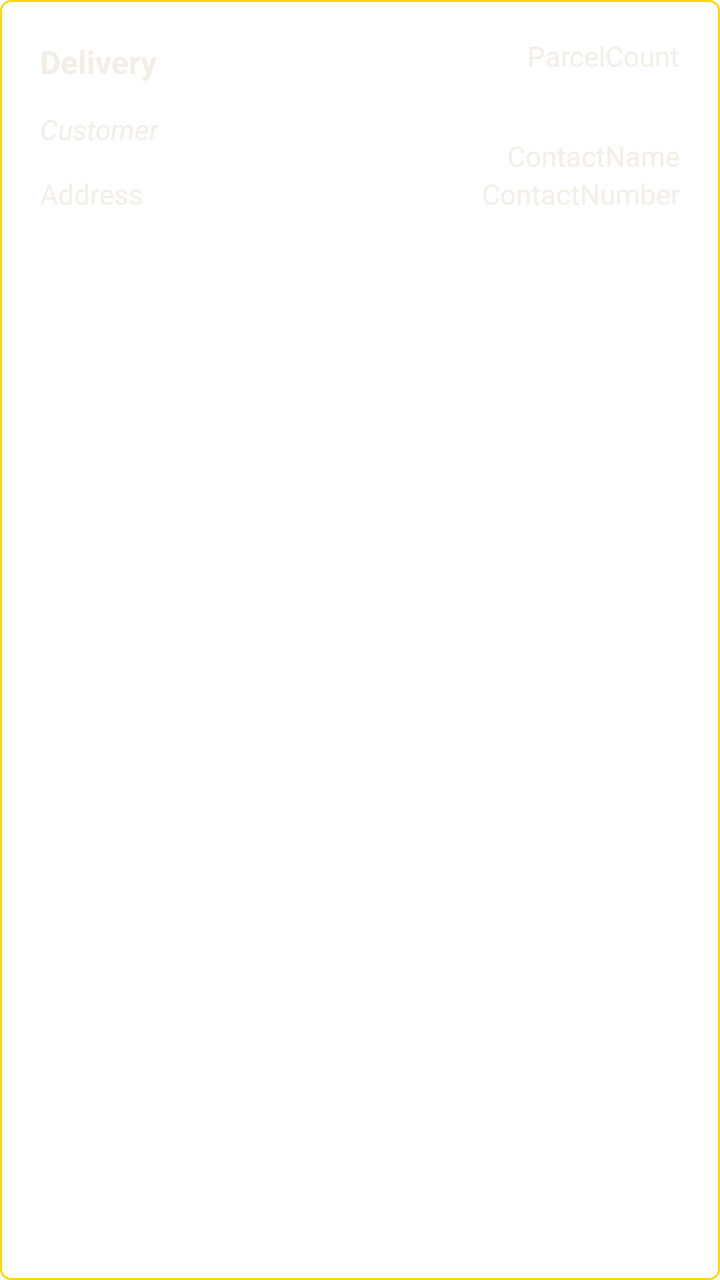
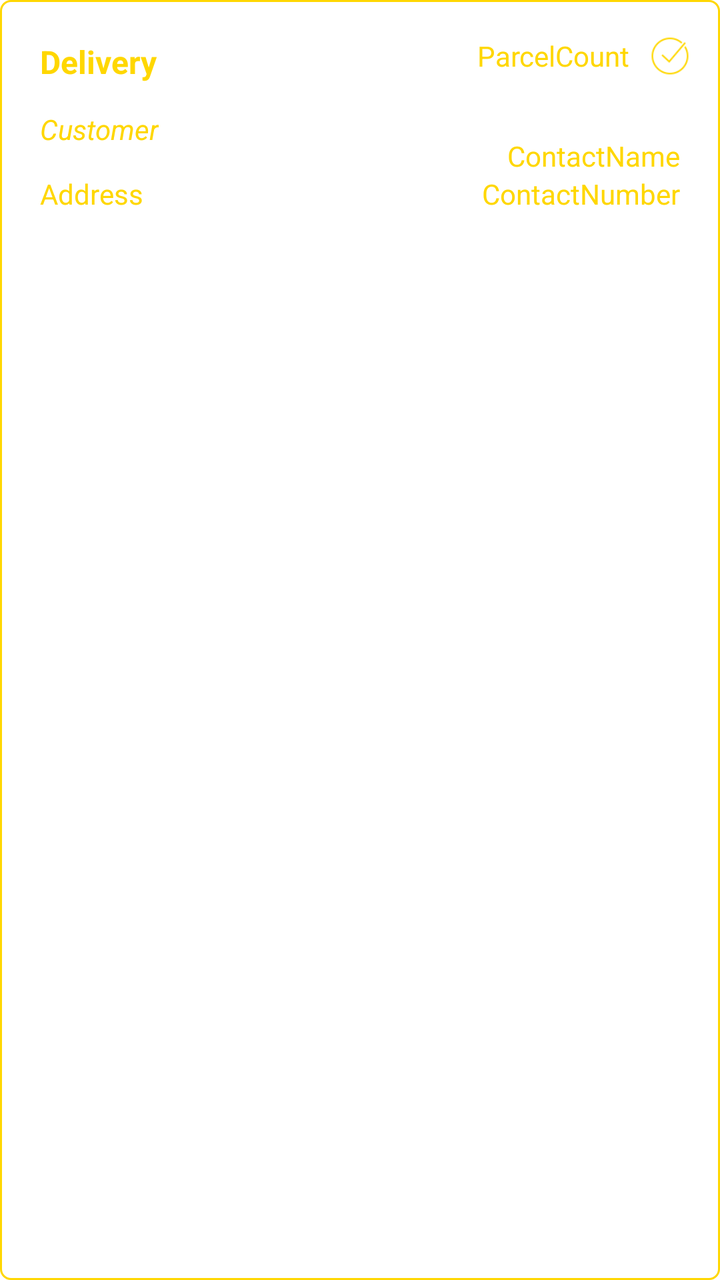

Compare the two renders of this Android layout. The source of the first and the diff that turns it into the second are given below.
<!-- AndroidManifest.xml: application theme MaterialActionBar -->
<!-- res/layout/item_detail_delivery_completed.xml -->
<?xml version="1.0" encoding="utf-8"?>
<androidx.constraintlayout.widget.ConstraintLayout xmlns:android="http://schemas.android.com/apk/res/android"
    xmlns:app="http://schemas.android.com/apk/res-auto"
    xmlns:tools="http://schemas.android.com/tools"
    android:layout_width="match_parent"
    android:layout_height="wrap_content"
    android:foreground="?android:attr/selectableItemBackground"
    android:background="@drawable/border_delivery_completed"
    android:padding="7dp"
    android:layout_marginBottom="10dp">

    <TextView
        android:id="@+id/textViewDetailDeliveryName"
        android:layout_width="0dp"
        android:layout_height="wrap_content"
        android:paddingTop="13dp"
        android:paddingStart="13dp"
        android:paddingBottom="6.5dp"
        android:text="Delivery"
        android:textColor="@color/pearl"
        android:textSize="16sp"
        android:textStyle="bold"
        app:layout_constraintEnd_toStartOf="@+id/textViewDetailParcelCount"
        app:layout_constraintStart_toStartOf="parent"
        app:layout_constraintTop_toTopOf="parent" />

    <TextView
        android:id="@+id/textViewDetailParcelCount"
        android:layout_width="wrap_content"
        android:layout_height="wrap_content"
        android:layout_marginEnd="13dp"
        android:text="ParcelCount"
        android:textColor="@color/pearl"
        app:layout_constraintBottom_toBottomOf="@+id/textViewDetailDeliveryName"
        app:layout_constraintEnd_toEndOf="parent"
        app:layout_constraintTop_toTopOf="@+id/textViewDetailDeliveryName" />

    <TextView
        android:id="@+id/textViewDetailCustomer"
        android:layout_width="0dp"
        android:layout_height="wrap_content"
        android:padding="6.5dp"
        android:paddingStart="13dp"
        android:text="Customer"
        android:textColor="@color/pearl"
        android:textStyle="italic"
        app:layout_constraintStart_toStartOf="parent"
        app:layout_constraintTop_toBottomOf="@+id/textViewDetailDeliveryName" />

    <TextView
        android:id="@+id/textViewDetailAddress"
        android:layout_width="0dp"
        android:layout_height="wrap_content"
        android:paddingStart="13dp"
        android:paddingTop="6.5dp"
        android:paddingEnd="6.5dp"
        android:paddingBottom="13dp"
        android:text="Address"
        android:textColor="@color/pearl"
        app:layout_constraintEnd_toStartOf="@+id/textViewDetailContactNumber"
        app:layout_constraintStart_toStartOf="parent"
        app:layout_constraintTop_toBottomOf="@+id/textViewDetailCustomer" />

    <TextView
        android:id="@+id/textViewDetailContactName"
        android:layout_width="0dp"
        android:layout_height="wrap_content"
        android:paddingEnd="13dp"
        android:paddingStart="6.5dp"
        android:text="ContactName"
        android:textColor="@color/pearl"
        app:layout_constraintBottom_toTopOf="@+id/textViewDetailContactNumber"
        app:layout_constraintEnd_toEndOf="parent" />

    <TextView
        android:id="@+id/textViewDetailContactNumber"
        android:layout_width="wrap_content"
        android:layout_height="wrap_content"
        android:paddingStart="6.5dp"
        android:paddingEnd="13dp"
        android:paddingBottom="13dp"
        android:text="ContactNumber"
        android:textColor="@color/pearl"
        app:layout_constraintBottom_toBottomOf="@+id/textViewDetailAddress"
        app:layout_constraintEnd_toEndOf="parent" />

</androidx.constraintlayout.widget.ConstraintLayout>
<!-- resources referenced by this layout -->
<resources>
  <color name="pearl">#F3EEE7</color>
  <!-- drawable border_delivery_completed (drawable) -->
  <?xml version="1.0" encoding="utf-8"?>
  <layer-list xmlns:android="http://schemas.android.com/apk/res/android">
      <item>
          <shape
              android:shape="rectangle" >
              <corners
                  android:radius="5dp" />
              <stroke
                  android:width="1dp"
                  android:color="@color/gold" />
          </shape>
      </item>
  </layer-list>
  <style name="MaterialActionBar" parent="Theme.MaterialComponents.Light.DarkActionBar">
          
  
          <item name="colorPrimary">@color/theme</item>
          <item name="colorPrimaryDark">@color/theme</item>
          <item name="colorAccent">@color/pearl</item>
          <item name="android:windowContentTransitions" tools:ignore="NewApi">true</item>
          <item name="actionBarTheme">@style/ActionBarStyle</item>
          <item name="alertDialogTheme">@style/AlertDialogStyle</item>
          <item name="android:navigationBarColor">@color/theme</item>
  
      </style>
  <color name="gold">#FFD700</color>
  <color name="theme">#2D2D2E</color>
  <style name="ActionBarStyle" parent="MaterialActionBar">
          <item name="android:textColorPrimary">@color/gold</item>
          <item name="colorPrimary">@color/theme</item>
      </style>
  <style name="AlertDialogStyle" parent="Theme.AppCompat.Light.Dialog.Alert">
          <item name="android:colorAccent">@color/gold</item>
          <item name="android:textColorPrimary">@color/gold</item>
          <item name="android:textColor">@color/gold</item>
          <item name="android:textColorHint">@color/gold</item>
          <item name="android:windowBackground">@color/theme</item>
          <item name="android:paddingRight">1dp</item>
          <item name="android:paddingLeft">1dp</item>
      </style>
</resources>

<!-- the commit's change to res/layout/item_detail_delivery_completed.xml (unified diff, before → after) -->
@@ -17,7 +17,7 @@
         android:paddingStart="13dp"
         android:paddingBottom="6.5dp"
         android:text="Delivery"
-        android:textColor="@color/pearl"
+        android:textColor="@color/gold"
         android:textSize="16sp"
         android:textStyle="bold"
         app:layout_constraintEnd_toStartOf="@+id/textViewDetailParcelCount"
@@ -28,11 +28,11 @@
         android:id="@+id/textViewDetailParcelCount"
         android:layout_width="wrap_content"
         android:layout_height="wrap_content"
-        android:layout_marginEnd="13dp"
+        android:layout_marginEnd="10dp"
         android:text="ParcelCount"
-        android:textColor="@color/pearl"
+        android:textColor="@color/gold"
         app:layout_constraintBottom_toBottomOf="@+id/textViewDetailDeliveryName"
-        app:layout_constraintEnd_toEndOf="parent"
+        app:layout_constraintEnd_toStartOf="@+id/imageView3"
         app:layout_constraintTop_toTopOf="@+id/textViewDetailDeliveryName" />
 
     <TextView
@@ -42,7 +42,7 @@
         android:padding="6.5dp"
         android:paddingStart="13dp"
         android:text="Customer"
-        android:textColor="@color/pearl"
+        android:textColor="@color/gold"
         android:textStyle="italic"
         app:layout_constraintStart_toStartOf="parent"
         app:layout_constraintTop_toBottomOf="@+id/textViewDetailDeliveryName" />
@@ -56,7 +56,7 @@
         android:paddingEnd="6.5dp"
         android:paddingBottom="13dp"
         android:text="Address"
-        android:textColor="@color/pearl"
+        android:textColor="@color/gold"
         app:layout_constraintEnd_toStartOf="@+id/textViewDetailContactNumber"
         app:layout_constraintStart_toStartOf="parent"
         app:layout_constraintTop_toBottomOf="@+id/textViewDetailCustomer" />
@@ -68,7 +68,7 @@
         android:paddingEnd="13dp"
         android:paddingStart="6.5dp"
         android:text="ContactName"
-        android:textColor="@color/pearl"
+        android:textColor="@color/gold"
         app:layout_constraintBottom_toTopOf="@+id/textViewDetailContactNumber"
         app:layout_constraintEnd_toEndOf="parent" />
 
@@ -80,8 +80,19 @@
         android:paddingEnd="13dp"
         android:paddingBottom="13dp"
         android:text="ContactNumber"
-        android:textColor="@color/pearl"
+        android:textColor="@color/gold"
         app:layout_constraintBottom_toBottomOf="@+id/textViewDetailAddress"
         app:layout_constraintEnd_toEndOf="parent" />
 
+    <ImageView
+        android:id="@+id/imageView3"
+        android:layout_width="20dp"
+        android:layout_height="20dp"
+        android:layout_marginEnd="8dp"
+        app:layout_constraintBottom_toBottomOf="@+id/textViewDetailParcelCount"
+        app:layout_constraintEnd_toEndOf="parent"
+        app:layout_constraintTop_toTopOf="@+id/textViewDetailParcelCount"
+        app:srcCompat="@drawable/icon_tick"
+        app:tint="@color/gold" />
+
 </androidx.constraintlayout.widget.ConstraintLayout>
<!-- resource entries referenced after the edit -->
@@ -15,6 +15,7 @@
           </shape>
       </item>
   </layer-list>
+  <!-- drawable icon_tick: png bitmap (drawable, 1171 bytes) -->
   <style name="MaterialActionBar" parent="Theme.MaterialComponents.Light.DarkActionBar">
           
   
